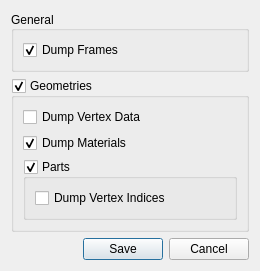
This is src/gtatools-gui/src/src/formats/dff/DFFXMLDumpDialog.ui in alemariusnexus/gtatools as Qt 5 draws it before an edit. The edited form follows.
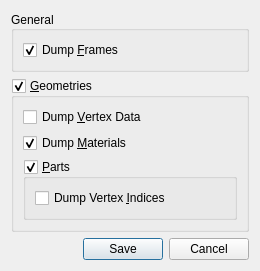
This is the edited form.

What changed in the file:
```diff
--- a/src/gtatools-gui/src/src/formats/dff/DFFXMLDumpDialog.ui
+++ b/src/gtatools-gui/src/src/formats/dff/DFFXMLDumpDialog.ui
@@ -26,7 +26,7 @@
       <item>
        <widget class="QCheckBox" name="frameBox">
         <property name="text">
-         <string>Dump Frames</string>
+         <string>Dump &amp;Frames</string>
         </property>
         <property name="checked">
          <bool>true</bool>
@@ -39,7 +39,7 @@
    <item>
     <widget class="QGroupBox" name="geometryBox">
      <property name="title">
-      <string>Geometries</string>
+      <string>&amp;Geometries</string>
      </property>
      <property name="checkable">
       <bool>true</bool>
@@ -51,14 +51,14 @@
       <item>
        <widget class="QCheckBox" name="vertexDataBox">
         <property name="text">
-         <string>Dump Vertex Data</string>
+         <string>Dump &amp;Vertex Data</string>
         </property>
        </widget>
       </item>
       <item>
        <widget class="QCheckBox" name="materialBox">
         <property name="text">
-         <string>Dump Materials</string>
+         <string>Dump &amp;Materials</string>
         </property>
         <property name="checked">
          <bool>true</bool>
@@ -71,7 +71,7 @@
          <bool>true</bool>
         </property>
         <property name="title">
-         <string>Parts</string>
+         <string>&amp;Parts</string>
         </property>
         <property name="flat">
          <bool>false</bool>
@@ -83,7 +83,7 @@
          <item>
           <widget class="QCheckBox" name="indexBox">
            <property name="text">
-            <string>Dump Vertex Indices</string>
+            <string>Dump Vertex &amp;Indices</string>
            </property>
           </widget>
          </item>
```
